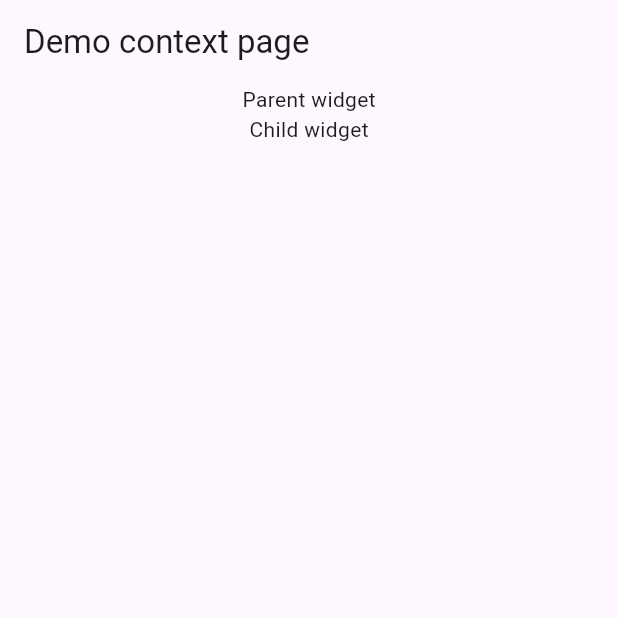
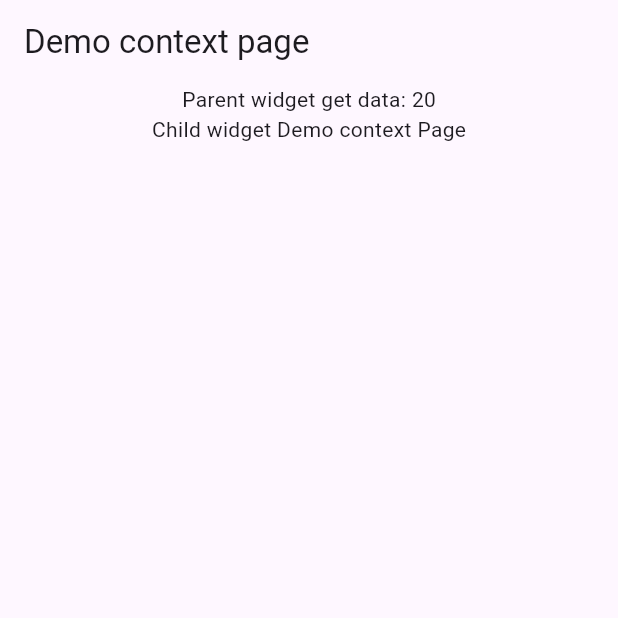
Before and after one commit to phamtanphat/flutter_inherited_widget16032024, a Flutter app: the screen it shows after launch, on a phone screen of 412 x 824 dp, the top half of it. Run offline on Flutter 3.47's test engine with Material 3 defaults, Android fonts, the phone set to English and light mode, and no system bars.

Commit message:
get data from BuildContext

```diff
--- a/lib/demo_context_page.dart
+++ b/lib/demo_context_page.dart
@@ -1,13 +1,15 @@
 import 'package:flutter/material.dart';
 
 class DemoContextPage extends StatefulWidget {
-  const DemoContextPage({super.key});
+  int number = 20;
 
   @override
   State<DemoContextPage> createState() => _DemoContextPageState();
 }
 
 class _DemoContextPageState extends State<DemoContextPage> {
+  String label = "Demo context Page";
+
   @override
   Widget build(BuildContext context) {
     return Scaffold(
@@ -38,10 +40,11 @@ class ParentWidget extends StatefulWidget {
 class _ParentWidgetState extends State<ParentWidget> {
   @override
   Widget build(BuildContext context) {
+    DemoContextPage? demoWidget = context.findAncestorWidgetOfExactType();
     return Container(
       child: Column(
         children: [
-          Text("Parent widget"),
+          Text("Parent widget get data: ${demoWidget?.number}"),
           widget.child
         ],
       ),
@@ -54,8 +57,9 @@ class ChildWidget extends StatelessWidget {
 
   @override
   Widget build(BuildContext context) {
+    _DemoContextPageState? demoState = context.findAncestorStateOfType();
     return Container(
-      child: Text("Child widget"),
+      child: Text("Child widget ${demoState?.label}"),
     );
   }
 }
```
